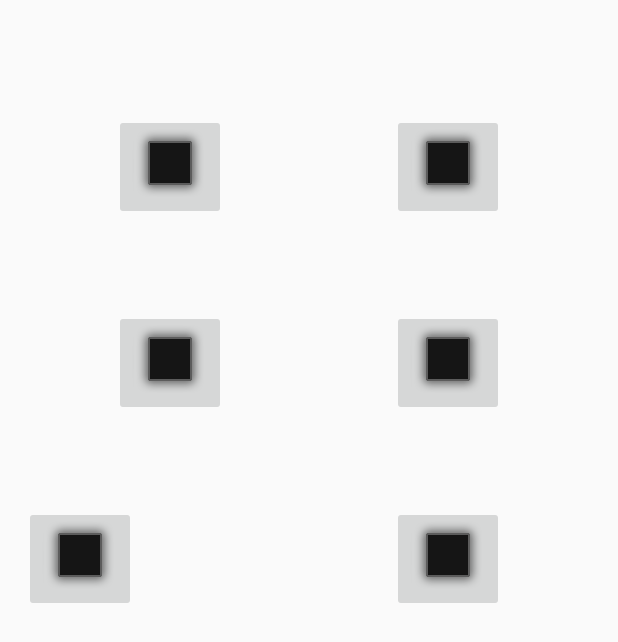
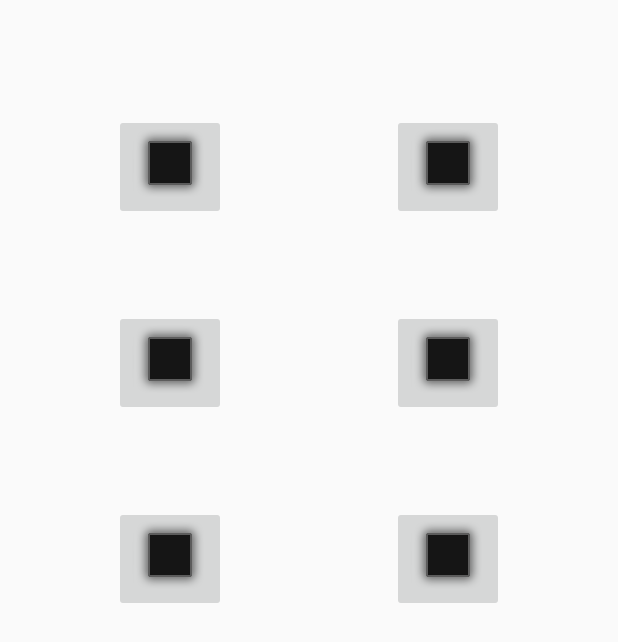
Before and after one commit to cszsombi/android2, an Android app: the layout activity_bajnoksag.xml on its own in the app's theme, with its tools: preview values and no code run, on a phone screen of 412 x 824 dp. Shown: the top 642 px of the screen. Run offline under Robolectric (Android 15) with nearby library versions, the phone set to English and light mode, and no system bars.

Commit message:
Hátha feltölti

```diff
--- a/app/src/main/res/layout/activity_bajnoksag.xml
+++ b/app/src/main/res/layout/activity_bajnoksag.xml
@@ -59,18 +59,19 @@
         android:layout_width="wrap_content"
         android:layout_height="wrap_content"
         android:layout_below="@+id/imageButton3"
+        android:layout_alignParentLeft="true"
         app:srcCompat="@android:drawable/alert_dark_frame"
         android:layout_marginTop="60dp"
-        android:layout_marginRight="60dp"
-
+        android:layout_marginLeft="60dp"
         android:id="@+id/imageButton5" />
 
     <ImageButton
         android:layout_width="wrap_content"
         android:layout_height="wrap_content"
+        android:layout_alignParentRight="true"
         app:srcCompat="@android:drawable/alert_dark_frame"
-        android:layout_alignTop="@+id/imageButton5"
-        android:layout_alignRight="@+id/imageButton4"
-        android:layout_alignEnd="@+id/imageButton4"
+        android:layout_below="@+id/imageButton4"
+        android:layout_marginTop="60dp"
+        android:layout_marginRight="60dp"
         android:id="@+id/imageButton6" />
 </RelativeLayout>
```
